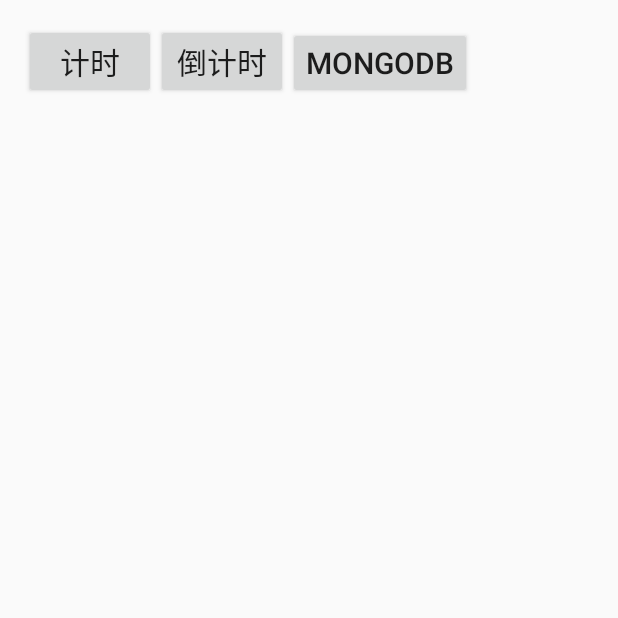
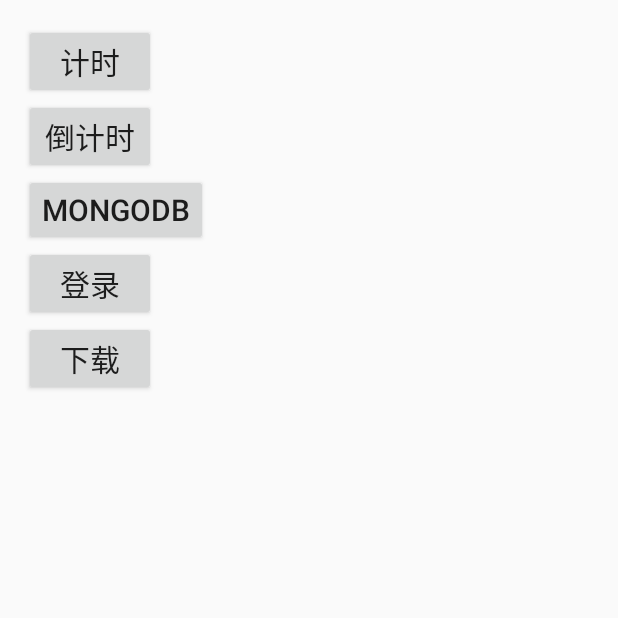
Before and after one commit to yzhcr/sphmApp2, an Android app: the screen it shows after launch (TestMainActivity), after a tap on "MONGODB", on a phone screen of 412 x 824 dp, the top half of it. Run offline under Robolectric (Android 15) with nearby library versions, the phone set to English and light mode, and no system bars.

Commit message:
修改测试用activity

```diff
--- a/app/src/main/java/com/nju/sphm/Controller/TestMainActivity.java
+++ b/app/src/main/java/com/nju/sphm/Controller/TestMainActivity.java
@@ -14,10 +14,12 @@ import com.lidroid.xutils.view.annotation.ViewInject;
 import com.lidroid.xutils.view.annotation.event.OnClick;
 import com.nju.sphm.Bean.OrganizationBean;
 import com.nju.sphm.Controller.CountDownTimerActivity.CountDownTimerActivity;
+import com.nju.sphm.Controller.LoginActivity.MainActivity;
 import com.nju.sphm.Controller.TimerActivity.TimerActivity;
 import com.nju.sphm.Model.DataHelper.DBManager;
 import com.nju.sphm.Model.DataHelper.NetWorkHelper;
 import com.nju.sphm.Model.DataHelper.OrganizationHelper;
+import com.nju.sphm.Model.Download.DownloadWorker;
 import com.nju.sphm.R;
 
 import java.io.BufferedReader;
@@ -34,6 +36,10 @@ public class TestMainActivity extends ActionBarActivity {
     Button countDownClock;
     @ViewInject(R.id.btn3)
     Button db;
+    @ViewInject(R.id.btn4)
+    Button login;
+    @ViewInject(R.id.btn5)
+    Button download;
     DBManager dbm;
 
     @Override
@@ -45,12 +51,23 @@ public class TestMainActivity extends ActionBarActivity {
         StrictMode.setThreadPolicy(policy);
         dbm = new DBManager(this);
         ViewUtils.inject(this);
-
-        String ip=readip();
+        String ip="http://192.168.204.128:8080";
         NetWorkHelper networkHelper = NetWorkHelper.getInstance();
         networkHelper.setIp(ip);
 
 
+    }
+
+    private String readip(){
+        InputStream input = getResources().openRawResource(R.raw.ipsetting);
+        BufferedReader read = new BufferedReader(new InputStreamReader(input));
+        String line = "";
+        try {
+            line=read.readLine();
+        }catch (Exception e){
+            e.printStackTrace();
+        }
+        return line;
     }
 
     @OnClick(R.id.btn2)
@@ -89,13 +106,9 @@ public class TestMainActivity extends ActionBarActivity {
 //                System.out.println(bean.getInfoJSON());
 //            }
             OrganizationHelper helper = new OrganizationHelper();
-            ArrayList<OrganizationBean> l = helper.getOrganizationList("/",2014);
-            for(OrganizationBean s:l){
-                System.out.println(s.get_id());
-                System.out.println(s.getName());
-            }
+            ArrayList<OrganizationBean> l = helper.getOrganizationList("/运营服务中心/江苏省/南京市/江宁区/南京市江宁区铜山中心小学/",2014);
             dbm.addOrganizations(l);
-            int size1=0;
+            int size1=1;
             int size2=0;
             for(OrganizationBean b: l){
                 size1+=b.getChildren().size();
@@ -107,19 +120,22 @@ public class TestMainActivity extends ActionBarActivity {
             e.printStackTrace();
         }
     }
-    private String readip(){
-        InputStream input = getResources().openRawResource(R.raw.ipsetting);
-        BufferedReader read = new BufferedReader(new InputStreamReader(input));
-        String line = "";
-        try {
-            line=read.readLine();
-        }catch (Exception e){
-            e.printStackTrace();
-        }
-        return line;
+
+    @OnClick(R.id.btn4)
+    public void login(View v){
+        Intent intent = new Intent();
+        intent.setClass(this, MainActivity.class);
+        startActivity(intent);
     }
 
+    @OnClick(R.id.btn5)
+    public void download(View v){
+        DownloadWorker dw = new DownloadWorker(this.getApplicationContext());
+        boolean success = dw.download("/运营服务中心/江苏省/南京市/江宁区/南京市江宁区铜山中心小学/", "544d9bcc802097dd4e2d0a08", 2014 );
+        if(success){
 
+        }
+    }
 
     @Override
     public boolean onCreateOptionsMenu(Menu menu) {
@@ -155,5 +171,4 @@ public class TestMainActivity extends ActionBarActivity {
             }
         }
     }
-
 }
--- a/app/src/main/res/layout/activity_test_main.xml
+++ b/app/src/main/res/layout/activity_test_main.xml
@@ -3,7 +3,8 @@
     android:layout_height="match_parent" android:paddingLeft="@dimen/activity_horizontal_margin"
     android:paddingRight="@dimen/activity_horizontal_margin"
     android:paddingTop="@dimen/activity_vertical_margin"
-    android:paddingBottom="@dimen/activity_vertical_margin" tools:context=".MainActivity">
+    android:paddingBottom="@dimen/activity_vertical_margin" tools:context=".MainActivity"
+    android:orientation="vertical">
 
     <Button
         android:layout_width="wrap_content"
@@ -27,5 +28,19 @@
     android:id="@+id/btn3"
     android:text="Mongodb"
     />
+    <Button
+        android:layout_width="wrap_content"
+        android:layout_height="wrap_content"
+        android:textSize="20sp"
+        android:id="@+id/btn4"
+        android:text="登录"
+        />
+    <Button
+        android:layout_width="wrap_content"
+        android:layout_height="wrap_content"
+        android:textSize="20sp"
+        android:id="@+id/btn5"
+        android:text="下载"
+        />
 
 </LinearLayout>
```
